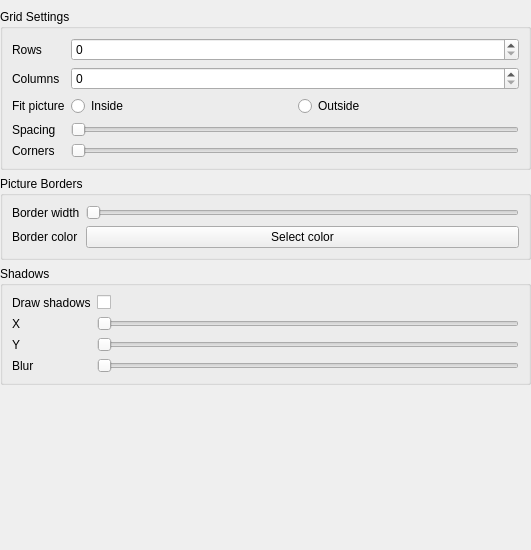
First picture: the form in src/settings/patterns/gridpattern.ui, repository keshavbhatt/CollageMaker, before the edit.
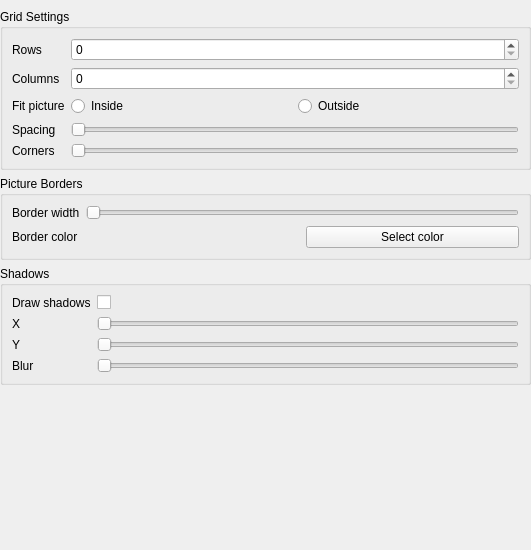
Second picture: the form after the edit.

Commit message: added grid view, item loading unloading etc - border color - border width etc

Diff of the .ui file:
```diff
--- a/src/settings/patterns/gridpattern.ui
+++ b/src/settings/patterns/gridpattern.ui
@@ -188,11 +188,22 @@
            </widget>
           </item>
           <item row="1" column="1">
-           <widget class="QPushButton" name="pushButton_2">
+           <layout class="QHBoxLayout" name="horizontalLayout_4">
+            <item>
+             <widget class="QLabel" name="borderColorIndicator">
+              <property name="text">
+               <string/>
+              </property>
+             </widget>
+            </item>
+            <item>
+             <widget class="QPushButton" name="selectBorderColorPb">
             <property name="text">
              <string>Select color</string>
             </property>
            </widget>
+            </item>
+           </layout>
           </item>
          </layout>
         </widget>
```
Left out of the diff: 8 changed lines with no effect on the pictures. Lines whose indentation alone changed are shown as unchanged. The commit also changes 23 other files.
